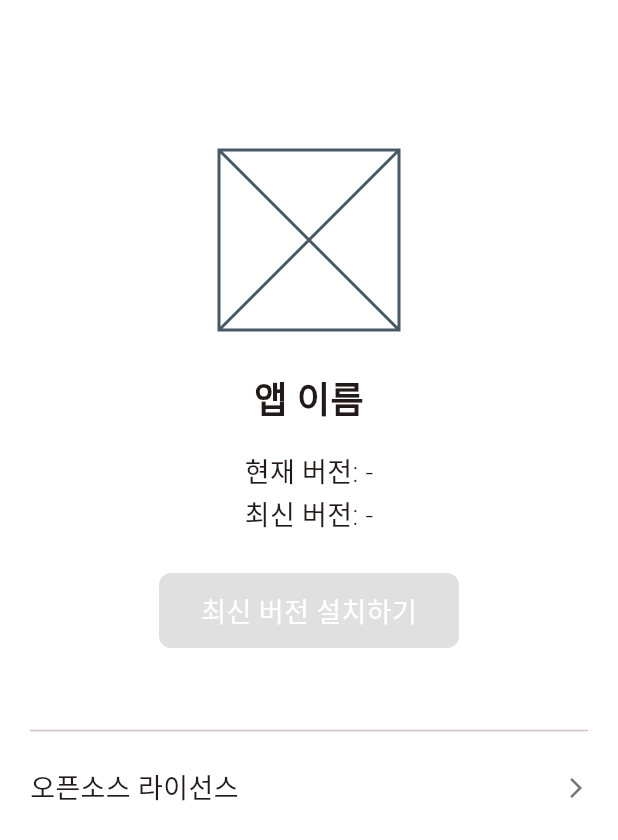
After one commit to onhyeon618/D-Counter, a Flutter app: the AppInfoScreen screen opened directly, after a tap on "최신 버전 설치하기", on a phone screen of 412 x 824 dp. The commit adds this screen. Shown: the top 840 px of the screen. Run offline on Flutter 3.47's test engine with Material 3 defaults, Android fonts, the phone set to English and light mode, and no system bars; our stand-ins replace calendar_date_picker2, shared_preferences; missing offline and left inert: flutter_in_store_app_version_checker, home_widget, store_redirect, workmanager; accounts and stored records are empty; Roboto replaces fonts that are missing (Pretendard).

Commit message:
add app information screen

```diff
--- a/lib/home.dart
+++ b/lib/home.dart
@@ -90,6 +90,14 @@ class _DCounterHomeState extends State<DCounterHome> {
               IconButton(
                 icon: const Icon(Icons.settings),
                 onPressed: dday != null ? _openSettingPage : null,
+                onLongPress: () {
+                  Navigator.push(
+                    context,
+                    MaterialPageRoute(
+                      builder: (context) => AppInfoScreen(),
+                    ),
+                  );
+                },
               ),
             ],
           ),
--- /dev/null
+++ b/lib/screen/app_info.dart
@@ -0,0 +1,129 @@
+import 'package:flutter/material.dart';
+import 'package:flutter_in_store_app_version_checker/flutter_in_store_app_version_checker.dart';
+import 'package:store_redirect/store_redirect.dart';
+
+class AppInfoScreen extends StatefulWidget {
+  const AppInfoScreen({super.key});
+
+  @override
+  State<AppInfoScreen> createState() => _AppInfoScreenState();
+}
+
+class _AppInfoScreenState extends State<AppInfoScreen> {
+  String currentVersion = '-';
+  String newVersion = '-';
+  bool isUpdateAvailable = false;
+
+  @override
+  void initState() {
+    super.initState();
+    checkVersion();
+  }
+
+  Future<void> checkVersion() async {
+    final result = await InStoreAppVersionChecker().checkUpdate();
+
+    setState(() {
+      currentVersion = result.currentVersion;
+      newVersion = result.newVersion ?? '-';
+      isUpdateAvailable = result.canUpdate;
+    });
+  }
+
+  @override
+  Widget build(BuildContext context) {
+    return Scaffold(
+      backgroundColor: Colors.white,
+      body: SafeArea(
+        child: SingleChildScrollView(
+          child: Column(
+            children: [
+              const SizedBox(height: 100),
+              // TODO: 앱 아이콘 추가
+              SizedBox(
+                width: 120,
+                height: 120,
+                child: Placeholder(),
+              ),
+              const SizedBox(height: 28),
+              // TODO: 앱 이름 추가
+              const Text(
+                '앱 이름',
+                style: TextStyle(
+                  fontSize: 24,
+                  fontWeight: FontWeight.bold,
+                ),
+              ),
+              const SizedBox(height: 20),
+              Text(
+                '현재 버전: $currentVersion',
+                style: TextStyle(
+                  fontSize: 18,
+                  fontWeight: FontWeight.w300,
+                  height: 1.0,
+                ),
+              ),
+              const SizedBox(height: 10),
+              Text(
+                '최신 버전: $newVersion',
+                style: TextStyle(
+                  fontSize: 18,
+                  fontWeight: FontWeight.w300,
+                  height: 1.0,
+                ),
+              ),
+              const SizedBox(height: 30),
+              Container(
+                width: 200,
+                height: 50,
+                decoration: BoxDecoration(
+                  color: isUpdateAvailable ? Colors.pink.shade200 : Colors.grey.shade300,
+                  borderRadius: BorderRadius.circular(8),
+                ),
+                alignment: Alignment.center,
+                child: GestureDetector(
+                  onTap: () {
+                    if (isUpdateAvailable) {
+                      StoreRedirect.redirect();
+                    }
+                  },
+                  child: Text(
+                    '최신 버전 설치하기',
+                    style: TextStyle(
+                      color: Colors.white,
+                      fontSize: 18,
+                      fontWeight: FontWeight.w500,
+                      height: 1.0,
+                    ),
+                  ),
+                ),
+              ),
+              const SizedBox(height: 40),
+              Divider(indent: 20, endIndent: 20, height: 30),
+              Padding(
+                padding: const EdgeInsets.symmetric(horizontal: 20, vertical: 10),
+                child: Row(
+                  mainAxisAlignment: MainAxisAlignment.spaceBetween,
+                  children: [
+                    const Text(
+                      '오픈소스 라이선스',
+                      style: TextStyle(
+                        fontSize: 18,
+                        fontWeight: FontWeight.w300,
+                      ),
+                    ),
+                    Icon(
+                      Icons.arrow_forward_ios,
+                      size: 16,
+                      color: Colors.grey[600],
+                    ),
+                  ],
+                ),
+              ),
+            ],
+          ),
+        ),
+      ),
+    );
+  }
+}
--- a/lib/screen/screen.dart
+++ b/lib/screen/screen.dart
@@ -1,3 +1,4 @@
+export 'app_info.dart';
 export 'date_calculator_modal.dart';
 export 'date_page.dart';
 export 'initial_page.dart';
--- a/pubspec.yaml
+++ b/pubspec.yaml
@@ -12,9 +12,11 @@ dependencies:
   flutter_localizations:
     sdk: flutter
   calendar_date_picker2: 2.0.0
+  flutter_in_store_app_version_checker: 1.10.0
   home_widget: 0.7.0+1
   intl: 0.19.0
   shared_preferences: 2.5.3
+  store_redirect: 2.0.4
   workmanager:
     git:
       url: https://github.com/fluttercommunity/flutter_workmanager.git
```
Also changed, not shown: pubspec.lock.
